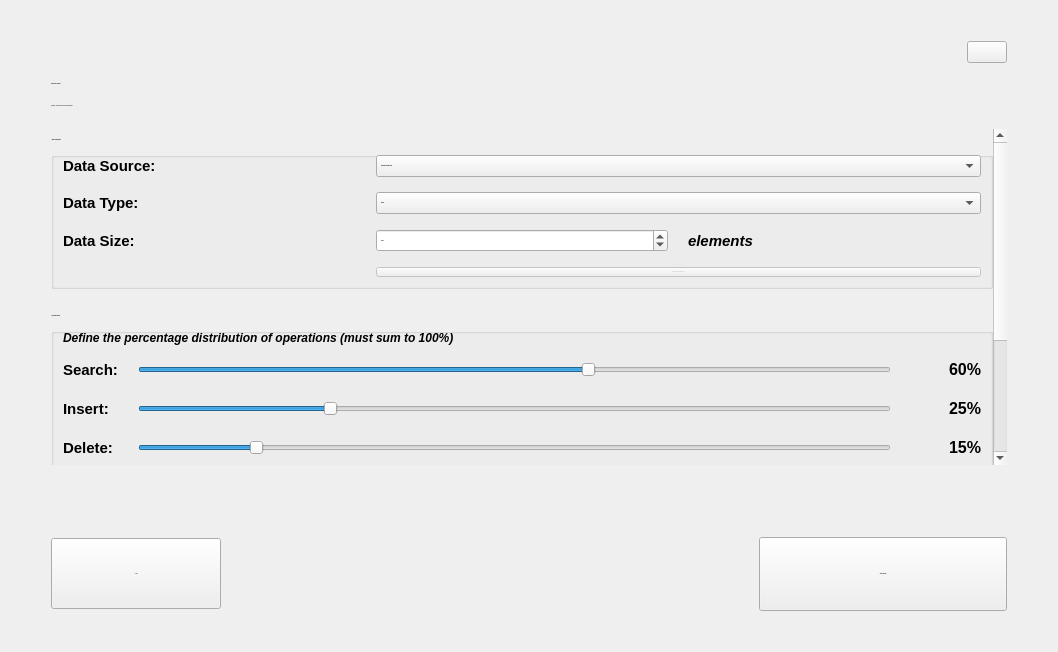
Qt form gui/newAnalysis.ui (yaseenkh9n/Data-Structures-Optimizer) before a commit.
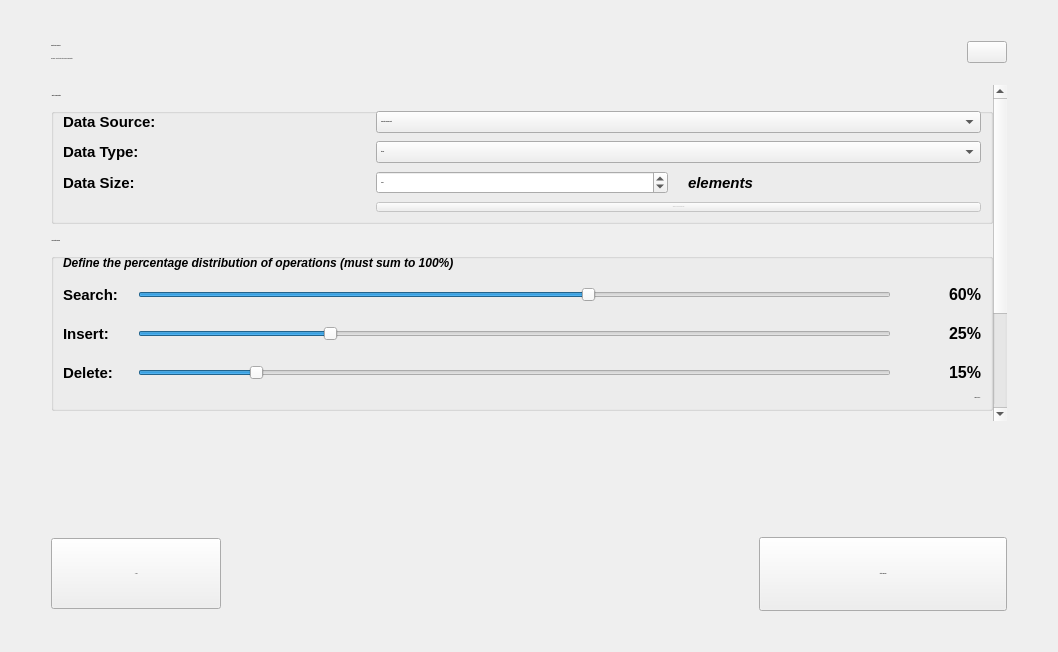
The same form after that commit. Icons and pictures are not drawn. Custom widgets are drawn as their Qt base class.

```diff
--- a/gui/newAnalysis.ui
+++ b/gui/newAnalysis.ui
@@ -326,7 +326,39 @@
         <item>
          <layout class="QHBoxLayout" name="horizontalLayout_3">
           <item>
-           <spacer name="horizontalSpacer">
+           <layout class="QVBoxLayout" name="titleLayout">
+            <property name="spacing">
+             <number>5</number>
+            </property>
+            <item>
+             <widget class="QLabel" name="pageTitle">
+              <property name="font">
+               <font>
+                <pointsize>-1</pointsize>
+                <bold>true</bold>
+               </font>
+              </property>
+              <property name="text">
+               <string>Create New Analysis</string>
+              </property>
+             </widget>
+            </item>
+            <item>
+             <widget class="QLabel" name="pageSubtitle">
+              <property name="font">
+               <font>
+                <pointsize>-1</pointsize>
+               </font>
+              </property>
+              <property name="text">
+               <string>Configure your data structure analysis parameters</string>
+              </property>
+             </widget>
+            </item>
+           </layout>
+          </item>
+          <item>
+           <spacer name="headerSpacer">
             <property name="orientation">
              <enum>Qt::Orientation::Horizontal</enum>
             </property>
@@ -357,31 +389,6 @@
           </item>
          </layout>
         </item>
-        <item>
-         <widget class="QLabel" name="pageTitle">
-          <property name="font">
-           <font>
-            <pointsize>-1</pointsize>
-            <bold>true</bold>
-           </font>
-          </property>
-          <property name="text">
-           <string>Create New Analysis</string>
-          </property>
-         </widget>
-        </item>
-        <item>
-         <widget class="QLabel" name="pageSubtitle">
-          <property name="font">
-           <font>
-            <pointsize>-1</pointsize>
-           </font>
-          </property>
-          <property name="text">
-           <string>Configure your data structure analysis parameters</string>
-          </property>
-         </widget>
-        </item>
         <item>
          <spacer name="verticalSpacer_3">
           <property name="orientation">
@@ -423,7 +430,7 @@
            </property>
            <layout class="QVBoxLayout" name="scrollLayout">
             <property name="spacing">
-             <number>25</number>
+             <number>15</number>
             </property>
             <property name="leftMargin">
              <number>0</number>
@@ -444,7 +451,7 @@
               </property>
               <layout class="QVBoxLayout" name="dataConfigLayout">
                <property name="spacing">
-                <number>15</number>
+                <number>8</number>
                </property>
                <item>
                 <layout class="QGridLayout" name="dataGridLayout">
@@ -452,7 +459,7 @@
                   <number>20</number>
                  </property>
                  <property name="verticalSpacing">
-                  <number>15</number>
+                  <number>8</number>
                  </property>
                  <item row="0" column="0">
                   <widget class="QLabel" name="dataSourceLabel">
```
Left out of the diff: 19 changed lines with no effect on the pictures.
